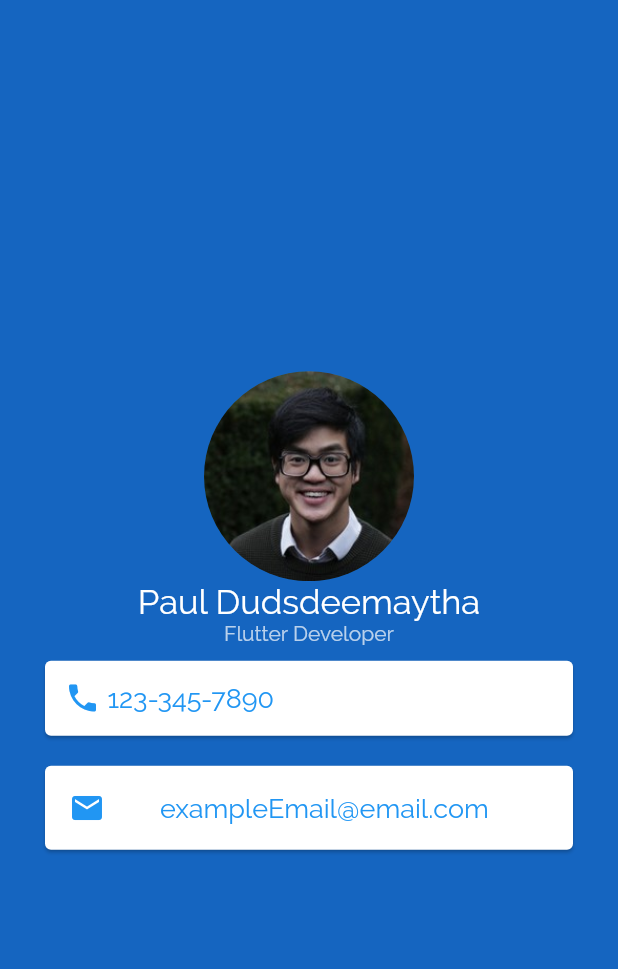
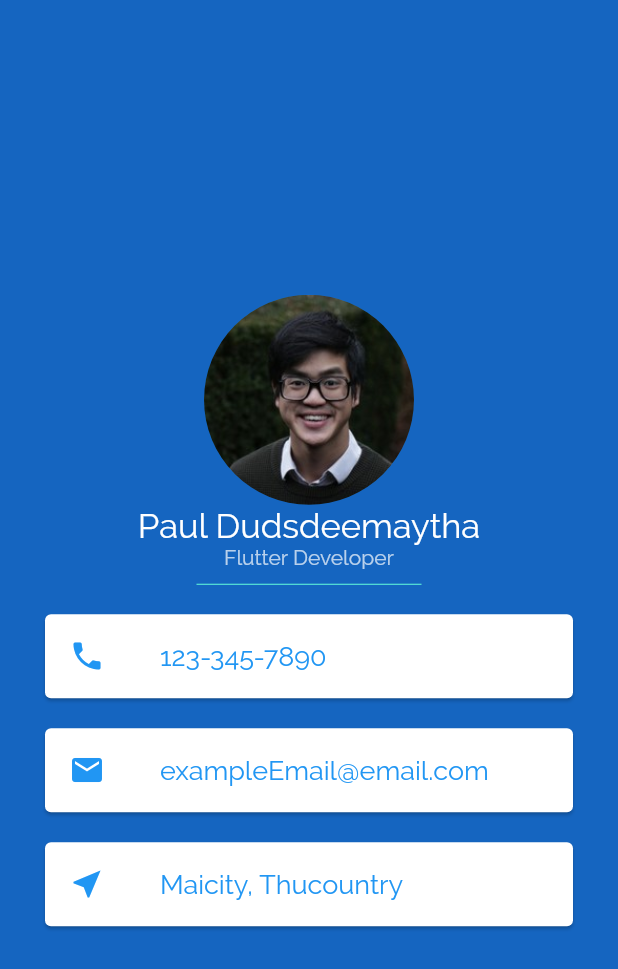
Before and after one commit to PaulDudsdeemaytha/mi_card, a Flutter app: the screen it shows after launch, on a phone screen of 412 x 824 dp. Shown: the top 969 px of the screen. Run offline on Flutter 3.47's test engine with Material 2 defaults, Android fonts, the phone set to English and light mode, and no system bars.

Commit message:
added third container

```diff
--- a/lib/main.dart
+++ b/lib/main.dart
@@ -33,25 +33,25 @@ class MyApp extends StatelessWidget {
                   fontWeight: FontWeight.w100,
                   color: Colors.white70),
             ),
+            SizedBox(
+              height: 20,
+              width: 150,
+              child: Divider(
+                color: Colors.tealAccent,
+              ),
+            ),
             Card(
               color: Colors.white,
               margin: EdgeInsets.symmetric(vertical: 10, horizontal: 30),
-              child: Padding(
-                padding: const EdgeInsets.all(13.0),
-                child: Row(
-                  children: <Widget>[
-                    Icon(
-                      Icons.phone,
-                      color: Colors.blue,
-                    ),
-                    Text(
-                      ' 123-345-7890',
-                      style: TextStyle(
-                          color: Colors.blue,
-                          fontFamily: 'Raleway',
-                          fontSize: 18),
-                    )
-                  ],
+              child: ListTile(
+                leading: Icon(
+                  Icons.phone,
+                  color: Colors.blue,
+                ),
+                title: Text(
+                  ' 123-345-7890',
+                  style: TextStyle(
+                      color: Colors.blue, fontFamily: 'Raleway', fontSize: 18),
                 ),
               ),
             ),
@@ -69,19 +69,25 @@ class MyApp extends StatelessWidget {
                       color: Colors.blue, fontFamily: 'Raleway', fontSize: 18),
                 ),
               ),
-            )
+            ),
+            Card(
+              margin: EdgeInsets.symmetric(vertical: 10, horizontal: 30),
+              color: Colors.white,
+              child: ListTile(
+                leading: Icon(
+                  Icons.near_me,
+                  color: Colors.blue,
+                ),
+                title: Text(
+                  ' Maicity, Thucountry',
+                  style: TextStyle(
+                      color: Colors.blue, fontFamily: 'Raleway', fontSize: 18),
+                ),
+              ),
+            ),
           ],
         )),
       ),
     );
   }
 }
-//Row(
-//children: <Widget>[
-//Icon(
-//Icons.email,
-//color: Colors.blue,
-//),
-
-//],
-//),
```
